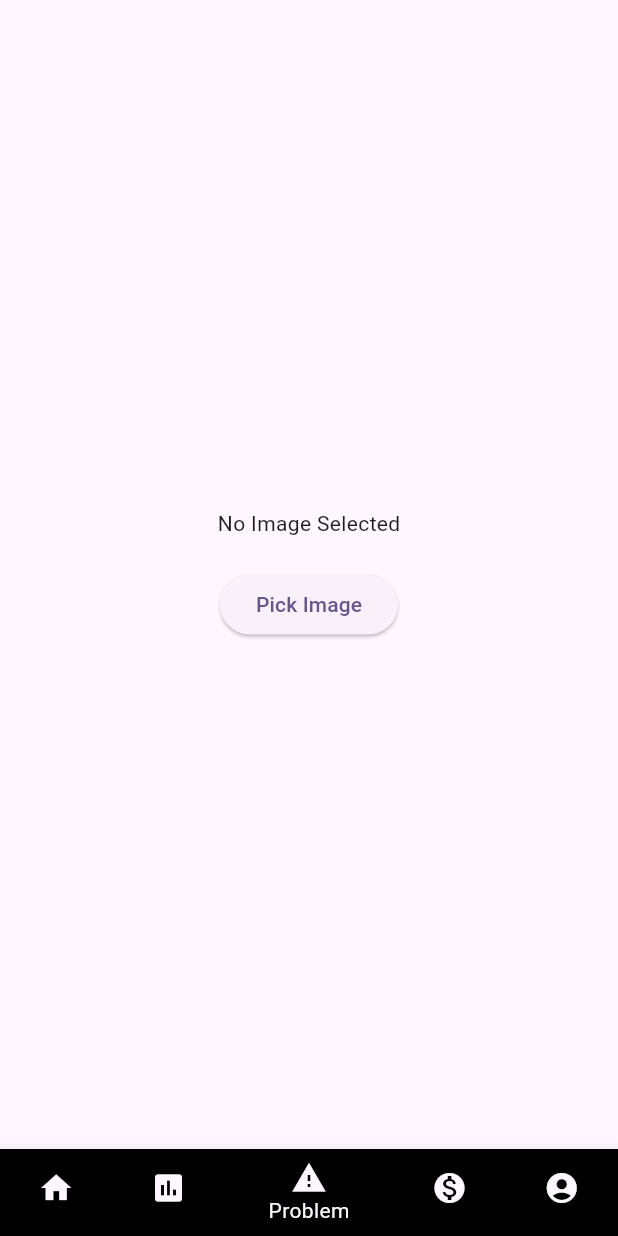
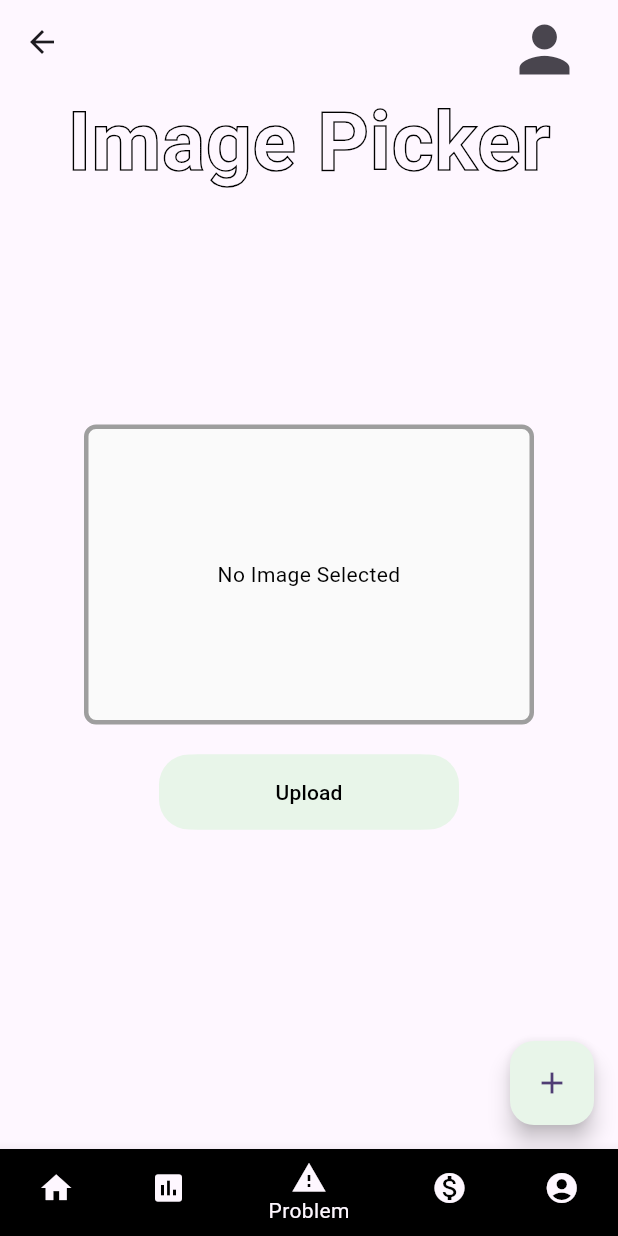
Before and after one commit to Tejoooo/EcoZen, a Flutter app: the screen it shows once a user with an empty profile is signed in, item 3 of the bottom bar chosen, on a phone screen of 412 x 824 dp. Run offline on Flutter 3.47's test engine with Material 3 defaults, Android fonts, the phone set to English and light mode, and no system bars; our stand-ins replace carousel_slider, firebase_auth, firebase_core, geolocator, get, google_maps_flutter and 1 more; accounts and stored records are empty; statements that could not run were skipped.

Commit message:
merged code of image picker and zencoins

```diff
--- a/ecozen/lib/pages/post.dart
+++ b/ecozen/lib/pages/post.dart
@@ -10,19 +10,18 @@ class ImagePickerWidget extends StatefulWidget {
 
 class _ImagePickerWidgetState extends State<ImagePickerWidget> {
   XFile? _pickedImage;
+
   Future<void> _pickImage(ImageSource source) async {
     final picker = ImagePicker();
     try {
       final pickedFile = await picker.pickImage(source: source);
 
       if (pickedFile != null) {
-        // Process the picked file (display, upload, etc.)
         setState(() {
           _pickedImage = pickedFile;
         });
         print('Image picked: ${pickedFile.path}');
       } else {
-        // User canceled the image picking
         print('Image picking canceled.');
       }
     } catch (e) {
@@ -33,21 +32,15 @@ class _ImagePickerWidgetState extends State<ImagePickerWidget> {
   Future<void> _uploadImage(String filePath) async {
     final url = Uri.parse('http://172.20.10.7:8000/api/upload/');
     try {
-      debugPrint("in");
-      final request = http.MultipartRequest('POST', url); // Define the request
-      debugPrint("hi1");
-
+      final request = http.MultipartRequest('POST', url);
       request.files.add(await http.MultipartFile.fromPath('image', filePath));
-      debugPrint("hi2");
       request.fields['description'] = 'firstimage';
       request.fields['user'] = '1';
 
       final response = await request.send();
-      debugPrint("hi3");
       if (response.statusCode == 200) {
         final responseData = await response.stream.bytesToString();
         print('API Response: $responseData');
-        // Process the API response as needed
       } else {
         print('Failed to upload image. Status code: ${response.statusCode}');
       }
@@ -58,44 +51,189 @@ class _ImagePickerWidgetState extends State<ImagePickerWidget> {
 
   @override
   Widget build(BuildContext context) {
-    return Center(
+    return Scaffold(
+      appBar: AppBar(
+  actions: [
+    Padding(
+      padding: EdgeInsets.only(right: 16.0), // Adjust the padding as needed
+      child: IconButton(
+        icon: Icon(Icons.person,size: 50,),
+        onPressed: () {
+          // Add your onPressed logic here
+        },
+      ),
+    ),
+  ],
+),
+
+      body: SingleChildScrollView(
+        child: Center(
           child: Column(
             mainAxisAlignment: MainAxisAlignment.center,
+            // crossAxisAlignment: CrossAxisAlignment.center,
             children: [
+              // Container(
+              //   child: Image.asset(
+              //     'assets/6.png',
+              //     width: 250.0,
+              //     height: 200.0,
+              //   ),
+              // ),
+              Text(
+              'Image Picker',
+              style: TextStyle(
+                fontSize: 54.0,
+                fontWeight: FontWeight.bold,
+                foreground: Paint()
+                ..style = PaintingStyle.stroke
+                ..strokeWidth = 1.0
+                ..color = Colors.black,
+              ),
+            ),
+              SizedBox(height: 150,),
               _pickedImage != null
-              ? Image.file(File(_pickedImage!.path))
-              : Text('No Image Selected'),
-          if (_pickedImage != null)
-            ElevatedButton(
-              onPressed: () async {
-                await _uploadImage(_pickedImage!.path);
+                  ? Stack(
+                      alignment: Alignment.topRight,
+                      children: [
+                        ClipRRect(
+                          child: Image.file(
+                            File(_pickedImage!.path),
+                            width: 300.0,
+                            height: 200.0,
+                            fit: BoxFit.cover,
+                          ),
+                          borderRadius: BorderRadius.circular(8.0),
+                        ),
+                        GestureDetector(
+                          onTap: () {
+                            setState(() {
+                              _pickedImage = null;
+                            });
                           },
-              child: Text('Upload'),
+                          child: Container(
+                            margin: EdgeInsets.all(8.0),
+                            padding: EdgeInsets.all(4.0),
+                            decoration: BoxDecoration(
+                              shape: BoxShape.circle,
+                              color: Colors.white,
+                            ),
+                            child:
+                                Icon(Icons.close, color: Colors.black),
+                          ),
+                        ),
+                      ],
+                    )
+                  : Center(
+                      child: Container(
+                        height: 200,
+                        width: 300,
+                        decoration: BoxDecoration(
+                          border: Border.all(
+                            color: Colors.grey,
+                            width: 3.0,
+                          ),
+                          borderRadius: BorderRadius.circular(8.0),
+                          color: Colors.grey[50],
+                        ),
+                        child: Center(
+                          child: Text(
+                            'No Image Selected',
+                            textAlign: TextAlign.center,
+                            style: TextStyle(color: Colors.black),
+                          ),
+                        ),
+                      ),
                     ),
               SizedBox(height: 20),
+              Container(
+                width: 200.0, // Adjust the width as needed
+                height: 50.0, // Adjust the height as needed
+                decoration: BoxDecoration(
+                  color: Colors.green[50], // Choose your desired color
+                  borderRadius: BorderRadius.circular(20.0),
+                ),
+                child: ElevatedButton(
+                  onPressed: () async {
+                    if (_pickedImage != null) {
+                      await _uploadImage(_pickedImage!.path);
+                    } else {
+                      showDialog(
+                        context: context,
+                        builder: (BuildContext context) {
+                          return AlertDialog(
+                            backgroundColor: Colors.green[50],
+                            title: Text(
+                              'Select Image',
+                              textAlign: TextAlign.center,
+                            ),
+                            content: Column(
+                              mainAxisSize: MainAxisSize.min,
+                              children: [
                                 ElevatedButton(
+                                  onPressed: () {
+                                    Navigator.pop(context);
+                                  },
+                                  child: Text(
+                                    'Ok',
+                                    style: TextStyle(color: Colors.black),
+                                  ),
+                                ),
+                              ],
+                            ),
+                          );
+                        },
+                      );
+                    }
+                  },
+                  child: Text(
+                    'Upload',
+                    style: TextStyle(color: Colors.black),
+                  ),
+                  style: ElevatedButton.styleFrom(
+                    foregroundColor: Colors.black,
+                    backgroundColor: Colors.green[50],
+                    elevation: 0,
+                  ),
+                ),
+              ),
+              SizedBox(height: 20),
+            ],
+          ),
+        ),
+      ),
+      floatingActionButton: FloatingActionButton(
         onPressed: () {
           showDialog(
             context: context,
             builder: (BuildContext context) {
               return AlertDialog(
-                    title: Text('Choose Image Source'),
+                backgroundColor: Colors.green[50],
+                title: Text(
+                  'Choose Image',
+                  textAlign: TextAlign.center,
+                ),
                 content: Column(
                   mainAxisSize: MainAxisSize.min,
                   children: [
                     ElevatedButton(
                       onPressed: () {
-                            Navigator.pop(context); // Close the dialog
+                        Navigator.pop(context);
                         _pickImage(ImageSource.gallery);
                       },
-                          child: Text('Gallery'),
+                      child: Text(
+                        'Gallery',
+                        style: TextStyle(color: Colors.black),
+                      ),
                     ),
                     ElevatedButton(
                       onPressed: () {
-                            Navigator.pop(context); // Close the dialog
+                        Navigator.pop(context);
                         _pickImage(ImageSource.camera);
                       },
-                          child: Text('Camera'),
+                      child: Text(
+                        'Camera',
+                        style: TextStyle(color: Colors.black),
+                      ),
                     ),
                   ],
                 ),
@@ -103,9 +241,8 @@ class _ImagePickerWidgetState extends State<ImagePickerWidget> {
             },
           );
         },
-            child: Text('Pick Image'),
-          ),
-        ],
+        child: Icon(Icons.add),
+        backgroundColor: Colors.green[50],
       ),
     );
   }
```
Also changed, not shown: ecozen/lib/pages/homePage.dart (+12 -17 lines), ecozen/assets/6.png (added), ecozen/assets/7.jpg (added), ecozen/pubspec.lock. Lines whose indentation alone changed are shown as unchanged.
